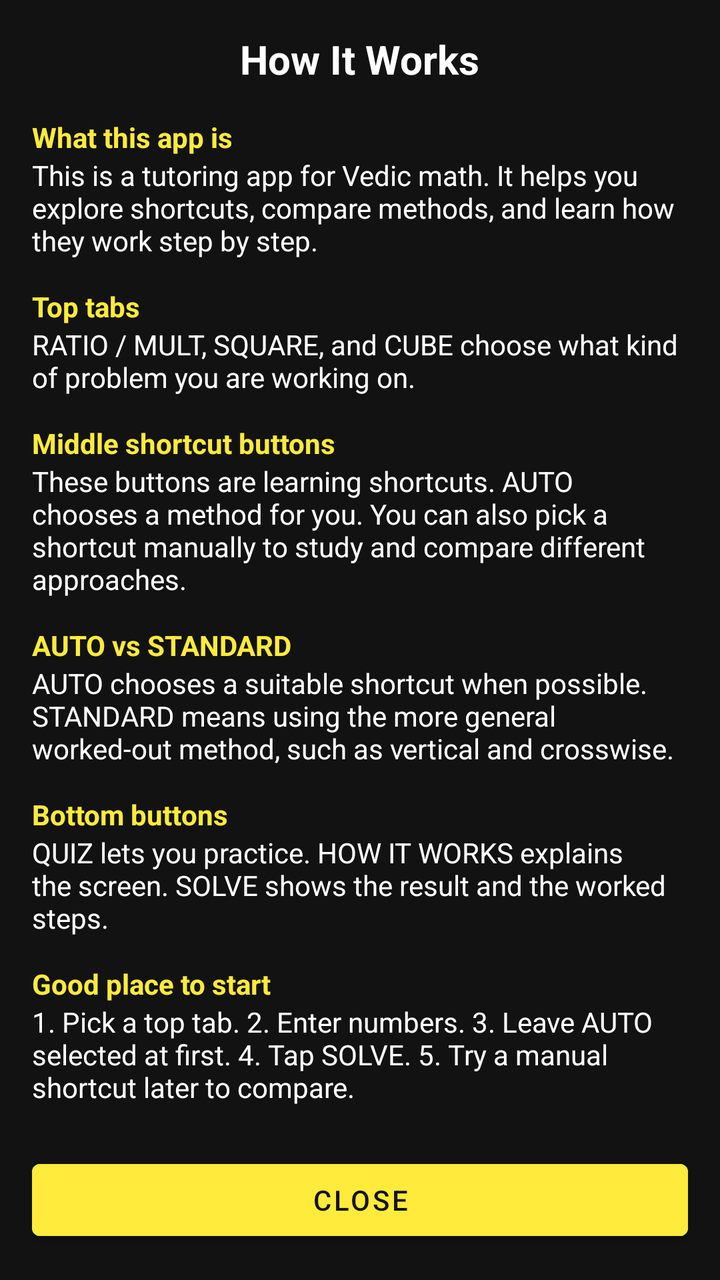
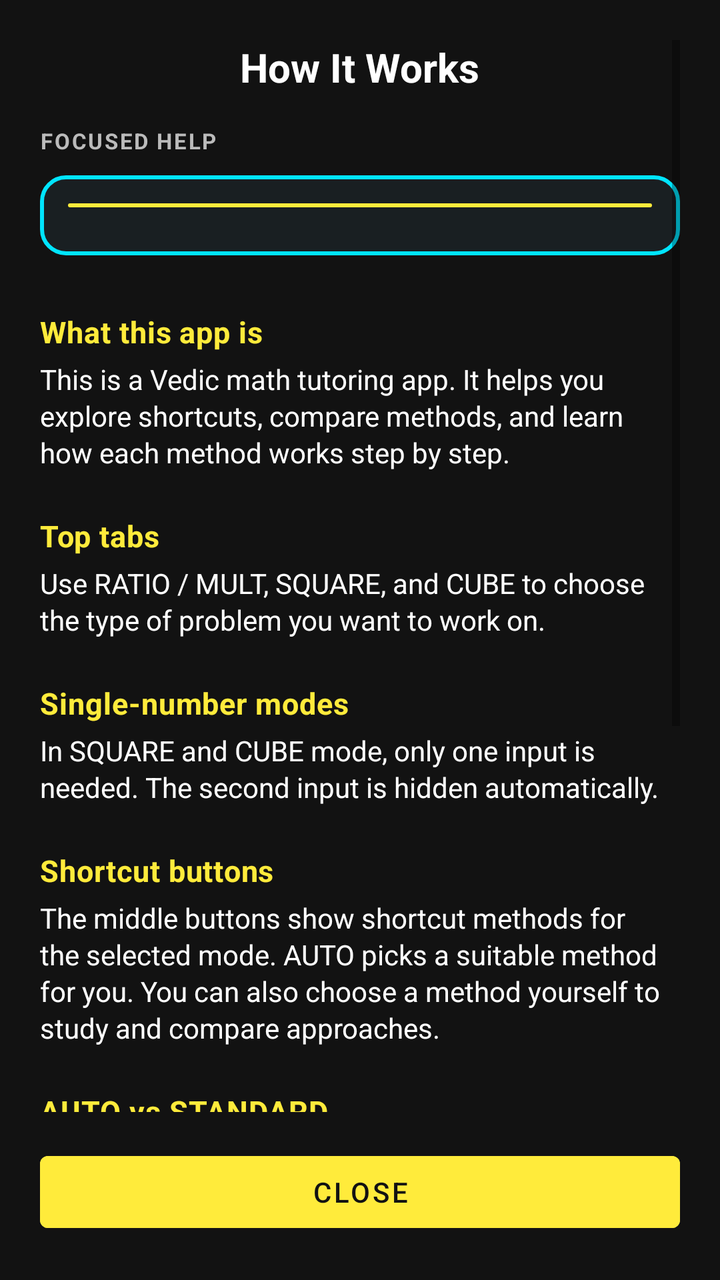

Screens rendered from an Android XML layout before and after an edit, with the pre-edit source and the edit as a unified diff.
<!-- AndroidManifest.xml: application theme Theme.VedicMath -->
<!-- res/layout/fragment_how_it_works_screen.xml -->
<?xml version="1.0" encoding="utf-8"?>
<LinearLayout xmlns:android="http://schemas.android.com/apk/res/android"
    android:id="@+id/ll_how_it_works_screen"
    android:layout_width="match_parent"
    android:layout_height="match_parent"
    android:orientation="vertical"
    android:background="#121212"
    android:padding="16dp">

    <ScrollView
        android:layout_width="match_parent"
        android:layout_height="0dp"
        android:layout_weight="1">

        <LinearLayout
            android:layout_width="match_parent"
            android:layout_height="wrap_content"
            android:orientation="vertical">

            <TextView
                android:id="@+id/tvTitle"
                android:layout_width="wrap_content"
                android:layout_height="wrap_content"
                android:layout_gravity="center_horizontal"
                android:paddingBottom="8dp"
                android:text="How It Works"
                android:textColor="#FFFFFF"
                android:textSize="20sp"
                android:textStyle="bold" />

            <TextView
                android:layout_width="wrap_content"
                android:layout_height="wrap_content"
                android:paddingTop="8dp"
                android:text="What this app is"
                android:textColor="#FFEB3B"
                android:textStyle="bold" />

            <TextView
                android:layout_width="match_parent"
                android:layout_height="wrap_content"
                android:paddingBottom="8dp"
                android:text="This is a tutoring app for Vedic math. It helps you explore shortcuts, compare methods, and learn how they work step by step."
                android:textColor="#FFFFFF" />

            <TextView
                android:layout_width="wrap_content"
                android:layout_height="wrap_content"
                android:paddingTop="6dp"
                android:text="Top tabs"
                android:textColor="#FFEB3B"
                android:textStyle="bold" />

            <TextView
                android:layout_width="match_parent"
                android:layout_height="wrap_content"
                android:paddingBottom="8dp"
                android:text="RATIO / MULT, SQUARE, and CUBE choose what kind of problem you are working on."
                android:textColor="#FFFFFF" />

            <TextView
                android:layout_width="wrap_content"
                android:layout_height="wrap_content"
                android:paddingTop="6dp"
                android:text="Middle shortcut buttons"
                android:textColor="#FFEB3B"
                android:textStyle="bold" />

            <TextView
                android:layout_width="match_parent"
                android:layout_height="wrap_content"
                android:paddingBottom="8dp"
                android:text="These buttons are learning shortcuts. AUTO chooses a method for you. You can also pick a shortcut manually to study and compare different approaches."
                android:textColor="#FFFFFF" />

            <TextView
                android:layout_width="wrap_content"
                android:layout_height="wrap_content"
                android:paddingTop="6dp"
                android:text="AUTO vs STANDARD"
                android:textColor="#FFEB3B"
                android:textStyle="bold" />

            <TextView
                android:layout_width="match_parent"
                android:layout_height="wrap_content"
                android:paddingBottom="8dp"
                android:text="AUTO chooses a suitable shortcut when possible. STANDARD means using the more general worked-out method, such as vertical and crosswise."
                android:textColor="#FFFFFF" />

            <TextView
                android:layout_width="wrap_content"
                android:layout_height="wrap_content"
                android:paddingTop="6dp"
                android:text="Bottom buttons"
                android:textColor="#FFEB3B"
                android:textStyle="bold" />

            <TextView
                android:layout_width="match_parent"
                android:layout_height="wrap_content"
                android:paddingBottom="8dp"
                android:text="QUIZ lets you practice. HOW IT WORKS explains the screen. SOLVE shows the result and the worked steps."
                android:textColor="#FFFFFF" />

            <TextView
                android:layout_width="wrap_content"
                android:layout_height="wrap_content"
                android:paddingTop="6dp"
                android:text="Good place to start"
                android:textColor="#FFEB3B"
                android:textStyle="bold" />

            <TextView
                android:layout_width="match_parent"
                android:layout_height="wrap_content"
                android:paddingBottom="8dp"
                android:text="1. Pick a top tab. 2. Enter numbers. 3. Leave AUTO selected at first. 4. Tap SOLVE. 5. Try a manual shortcut later to compare."
                android:textColor="#FFFFFF" />

        </LinearLayout>
    </ScrollView>

    <com.google.android.material.button.MaterialButton
        android:id="@+id/btnClose"
        android:layout_width="match_parent"
        android:layout_height="wrap_content"
        android:layout_marginTop="12dp"
        android:text="CLOSE"
        android:textAllCaps="false"
        android:textColor="#121212"
        android:backgroundTint="#FFEB3B" />
</LinearLayout>
<!-- resources referenced by this layout -->
<resources>
  <style name="Theme.VedicMath" parent="Theme.MaterialComponents.DayNight.NoActionBar">
          <item name="colorPrimary">@color/primary</item>
          <item name="android:windowBackground">@color/background</item>
          <item name="colorSurface">@color/surface</item>
          <item name="android:statusBarColor">#FFEB3B</item>
      </style>
  <color name="primary">#FFEB3B</color>
  <color name="background">#000000</color>
  <color name="surface">#121212</color>
</resources>

<!-- the commit's change to res/layout/fragment_how_it_works_screen.xml (unified diff, before → after) -->
@@ -3,9 +3,9 @@
     android:id="@+id/ll_how_it_works_screen"
     android:layout_width="match_parent"
     android:layout_height="match_parent"
+    android:background="#121212"
     android:orientation="vertical"
-    android:background="#121212"
-    android:padding="16dp">
+    android:padding="20dp">
 
     <ScrollView
         android:layout_width="match_parent"
@@ -22,101 +22,200 @@
                 android:layout_width="wrap_content"
                 android:layout_height="wrap_content"
                 android:layout_gravity="center_horizontal"
-                android:paddingBottom="8dp"
+                android:paddingBottom="12dp"
                 android:text="How It Works"
                 android:textColor="#FFFFFF"
                 android:textSize="20sp"
                 android:textStyle="bold" />
 
             <TextView
-                android:layout_width="wrap_content"
-                android:layout_height="wrap_content"
-                android:paddingTop="8dp"
+                android:id="@+id/tvFocusLabel"
+                android:layout_width="wrap_content"
+                android:layout_height="wrap_content"
+                android:layout_marginTop="4dp"
+                android:layout_marginBottom="6dp"
+                android:text="FOCUSED HELP"
+                android:textAllCaps="true"
+                android:textColor="#BBBBBB"
+                android:textSize="11sp"
+                android:textStyle="bold"
+                android:letterSpacing="0.08" />
+
+            <LinearLayout
+                android:id="@+id/focusCard"
+                android:layout_width="match_parent"
+                android:layout_height="wrap_content"
+                android:layout_marginTop="4dp"
+                android:layout_marginBottom="16dp"
+                android:background="@drawable/bg_focus_help_card"
+                android:orientation="vertical"
+                android:padding="14dp">
+
+                <View
+                    android:layout_width="match_parent"
+                    android:layout_height="2dp"
+                    android:layout_marginBottom="10dp"
+                    android:background="@drawable/bg_focus_accent_bar" />
+
+                <TextView
+                    android:id="@+id/tvFocusTitle"
+                    android:layout_width="wrap_content"
+                    android:layout_height="wrap_content"
+                    android:textColor="#FFEB3B"
+                    android:textSize="18sp"
+                    android:textStyle="bold"
+                    android:visibility="gone" />
+
+                <TextView
+                    android:id="@+id/tvFocusBody"
+                    android:layout_width="match_parent"
+                    android:layout_height="wrap_content"
+                    android:layout_marginTop="8dp"
+                    android:lineSpacingExtra="2dp"
+                    android:textColor="#FFFFFF"
+                    android:textSize="14sp"
+                    android:visibility="gone" />
+            </LinearLayout>
+
+            <TextView
+                android:layout_width="wrap_content"
+                android:layout_height="wrap_content"
+                android:paddingTop="12dp"
+                android:paddingBottom="4dp"
                 android:text="What this app is"
                 android:textColor="#FFEB3B"
-                android:textStyle="bold" />
-
-            <TextView
-                android:layout_width="match_parent"
-                android:layout_height="wrap_content"
-                android:paddingBottom="8dp"
-                android:text="This is a tutoring app for Vedic math. It helps you explore shortcuts, compare methods, and learn how they work step by step."
-                android:textColor="#FFFFFF" />
-
-            <TextView
-                android:layout_width="wrap_content"
-                android:layout_height="wrap_content"
-                android:paddingTop="6dp"
+                android:textSize="15sp"
+                android:textStyle="bold"
+                android:letterSpacing="0.02" />
+
+            <TextView
+                android:layout_width="match_parent"
+                android:layout_height="wrap_content"
+                android:paddingBottom="10dp"
+                android:lineSpacingExtra="2dp"
+                android:text="This is a Vedic math tutoring app. It helps you explore shortcuts, compare methods, and learn how each method works step by step."
+                android:textColor="#FFFFFF"
+                android:textSize="14sp" />
+
+            <TextView
+                android:layout_width="wrap_content"
+                android:layout_height="wrap_content"
+                android:paddingTop="12dp"
+                android:paddingBottom="4dp"
                 android:text="Top tabs"
                 android:textColor="#FFEB3B"
-                android:textStyle="bold" />
-
-            <TextView
-                android:layout_width="match_parent"
-                android:layout_height="wrap_content"
-                android:paddingBottom="8dp"
-                android:text="RATIO / MULT, SQUARE, and CUBE choose what kind of problem you are working on."
-                android:textColor="#FFFFFF" />
-
-            <TextView
-                android:layout_width="wrap_content"
-                android:layout_height="wrap_content"
-                android:paddingTop="6dp"
-                android:text="Middle shortcut buttons"
-                android:textColor="#FFEB3B"
-                android:textStyle="bold" />
-
-            <TextView
-                android:layout_width="match_parent"
-                android:layout_height="wrap_content"
-                android:paddingBottom="8dp"
-                android:text="These buttons are learning shortcuts. AUTO chooses a method for you. You can also pick a shortcut manually to study and compare different approaches."
-                android:textColor="#FFFFFF" />
-
-            <TextView
-                android:layout_width="wrap_content"
-                android:layout_height="wrap_content"
-                android:paddingTop="6dp"
+                android:textSize="15sp"
+                android:textStyle="bold"
+                android:letterSpacing="0.02" />
+
+            <TextView
+                android:layout_width="match_parent"
+                android:layout_height="wrap_content"
+                android:paddingBottom="10dp"
+                android:lineSpacingExtra="2dp"
+                android:text="Use RATIO / MULT, SQUARE, and CUBE to choose the type of problem you want to work on."
+                android:textColor="#FFFFFF"
+                android:textSize="14sp" />
+
+            <TextView
+                android:layout_width="wrap_content"
+                android:layout_height="wrap_content"
+                android:paddingTop="12dp"
+                android:paddingBottom="4dp"
+                android:text="Single-number modes"
+                android:textColor="#FFEB3B"
+                android:textSize="15sp"
+                android:textStyle="bold"
+                android:letterSpacing="0.02" />
+
+            <TextView
+                android:layout_width="match_parent"
+                android:layout_height="wrap_content"
+                android:paddingBottom="10dp"
+                android:lineSpacingExtra="2dp"
+                android:text="In SQUARE and CUBE mode, only one input is needed. The second input is hidden automatically."
+                android:textColor="#FFFFFF"
+                android:textSize="14sp" />
+
+            <TextView
+                android:layout_width="wrap_content"
+                android:layout_height="wrap_content"
+                android:paddingTop="12dp"
+                android:paddingBottom="4dp"
+                android:text="Shortcut buttons"
+                android:textColor="#FFEB3B"
+                android:textSize="15sp"
+                android:textStyle="bold"
+                android:letterSpacing="0.02" />
+
+            <TextView
+                android:layout_width="match_parent"
+                android:layout_height="wrap_content"
+                android:paddingBottom="10dp"
+                android:lineSpacingExtra="2dp"
+                android:text="The middle buttons show shortcut methods for the selected mode. AUTO picks a suitable method for you. You can also choose a method yourself to study and compare approaches."
+                android:textColor="#FFFFFF"
+                android:textSize="14sp" />
+
+            <TextView
+                android:layout_width="wrap_content"
+                android:layout_height="wrap_content"
+                android:paddingTop="12dp"
+                android:paddingBottom="4dp"
                 android:text="AUTO vs STANDARD"
                 android:textColor="#FFEB3B"
-                android:textStyle="bold" />
-
-            <TextView
-                android:layout_width="match_parent"
-                android:layout_height="wrap_content"
-                android:paddingBottom="8dp"
-                android:text="AUTO chooses a suitable shortcut when possible. STANDARD means using the more general worked-out method, such as vertical and crosswise."
-                android:textColor="#FFFFFF" />
-
-            <TextView
-                android:layout_width="wrap_content"
-                android:layout_height="wrap_content"
-                android:paddingTop="6dp"
+                android:textSize="15sp"
+                android:textStyle="bold"
+                android:letterSpacing="0.02" />
+
+            <TextView
+                android:layout_width="match_parent"
+                android:layout_height="wrap_content"
+                android:paddingBottom="10dp"
+                android:lineSpacingExtra="2dp"
+                android:text="AUTO chooses a suitable shortcut when one matches your inputs. STANDARD uses the more general worked-out approach, such as vertical and crosswise."
+                android:textColor="#FFFFFF"
+                android:textSize="14sp" />
+
+            <TextView
+                android:layout_width="wrap_content"
+                android:layout_height="wrap_content"
+                android:paddingTop="12dp"
+                android:paddingBottom="4dp"
                 android:text="Bottom buttons"
                 android:textColor="#FFEB3B"
-                android:textStyle="bold" />
-
-            <TextView
-                android:layout_width="match_parent"
-                android:layout_height="wrap_content"
-                android:paddingBottom="8dp"
-                android:text="QUIZ lets you practice. HOW IT WORKS explains the screen. SOLVE shows the result and the worked steps."
-                android:textColor="#FFFFFF" />
-
-            <TextView
-                android:layout_width="wrap_content"
-                android:layout_height="wrap_content"
-                android:paddingTop="6dp"
+                android:textSize="15sp"
+                android:textStyle="bold"
+                android:letterSpacing="0.02" />
+
+            <TextView
+                android:layout_width="match_parent"
+                android:layout_height="wrap_content"
+                android:paddingBottom="10dp"
+                android:lineSpacingExtra="2dp"
+                android:text="QUIZ lets you practice. HOW IT WORKS explains the screen. SOLVE shows the answer and the worked steps."
+                android:textColor="#FFFFFF"
+                android:textSize="14sp" />
+
+            <TextView
+                android:layout_width="wrap_content"
+                android:layout_height="wrap_content"
+                android:paddingTop="12dp"
+                android:paddingBottom="4dp"
                 android:text="Good place to start"
                 android:textColor="#FFEB3B"
-                android:textStyle="bold" />
-
-            <TextView
-                android:layout_width="match_parent"
-                android:layout_height="wrap_content"
-                android:paddingBottom="8dp"
-                android:text="1. Pick a top tab. 2. Enter numbers. 3. Leave AUTO selected at first. 4. Tap SOLVE. 5. Try a manual shortcut later to compare."
-                android:textColor="#FFFFFF" />
+                android:textSize="15sp"
+                android:textStyle="bold"
+                android:letterSpacing="0.02" />
+
+            <TextView
+                android:layout_width="match_parent"
+                android:layout_height="wrap_content"
+                android:paddingBottom="10dp"
+                android:lineSpacingExtra="2dp"
+                android:text="1. Pick a top tab. 2. Enter your numbers. 3. Leave AUTO selected at first. 4. Tap SOLVE. 5. Later, try a shortcut manually and compare the result."
+                android:textColor="#FFFFFF"
+                android:textSize="14sp" />
 
         </LinearLayout>
     </ScrollView>
@@ -125,9 +224,9 @@
         android:id="@+id/btnClose"
         android:layout_width="match_parent"
         android:layout_height="wrap_content"
-        android:layout_marginTop="12dp"
+        android:layout_marginTop="16dp"
+        android:backgroundTint="#FFEB3B"
         android:text="CLOSE"
         android:textAllCaps="false"
-        android:textColor="#121212"
-        android:backgroundTint="#FFEB3B" />
+        android:textColor="#121212" />
 </LinearLayout>
<!-- resource entries referenced after the edit -->
@@ -1,5 +1,33 @@
 <!-- resources referenced by this layout -->
 <resources>
+  <!-- drawable bg_focus_accent_bar (drawable) -->
+  <?xml version="1.0" encoding="utf-8"?>
+  <shape xmlns:android="http://schemas.android.com/apk/res/android"
+      android:shape="rectangle">
+  
+      <solid android:color="#FFEB3B" />
+  
+      <corners android:radius="3dp" />
+  </shape>
+  <!-- drawable bg_focus_help_card (drawable) -->
+  <?xml version="1.0" encoding="utf-8"?>
+  <shape xmlns:android="http://schemas.android.com/apk/res/android"
+      android:shape="rectangle">
+  
+      <solid android:color="#191F22" />
+  
+      <corners android:radius="12dp" />
+  
+      <stroke
+          android:width="2dp"
+          android:color="#00E5FF" />
+  
+      <padding
+          android:left="2dp"
+          android:top="2dp"
+          android:right="2dp"
+          android:bottom="2dp" />
+  </shape>
   <style name="Theme.VedicMath" parent="Theme.MaterialComponents.DayNight.NoActionBar">
           <item name="colorPrimary">@color/primary</item>
           <item name="android:windowBackground">@color/background</item>
